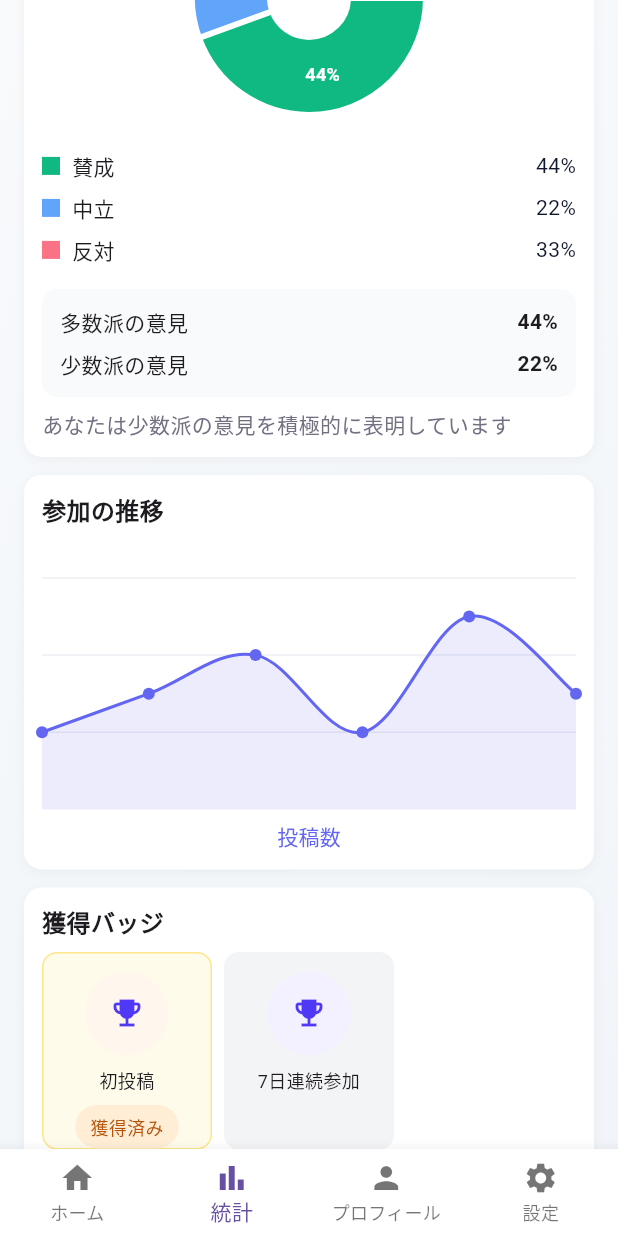
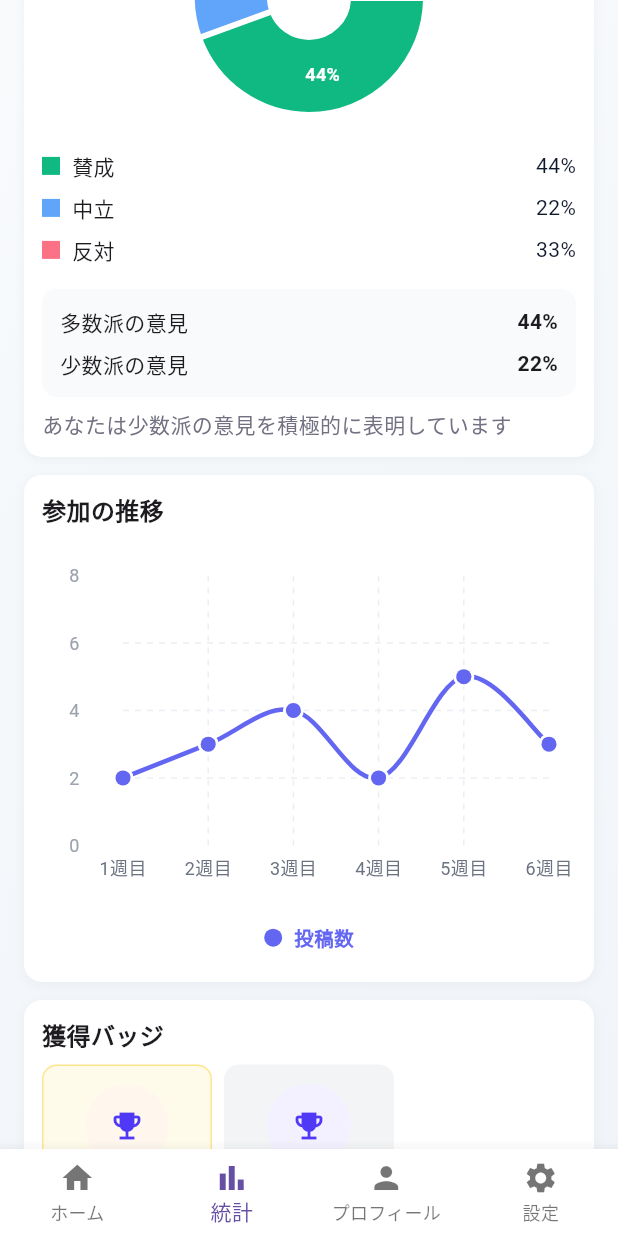
Before and after one commit to oto1720/2025_tyarekyara, a Flutter app: the StatisticPage screen opened by its route, scrolled down 576 dp, on a phone screen of 412 x 824 dp. Run offline on Flutter 3.47's test engine with Material 3 defaults, Android fonts, the phone set to English and light mode, and no system bars; drawn by our look-alikes of fl_chart; our stand-ins replace cloud_firestore, firebase_auth, firebase_core, firebase_storage, flutter_dotenv, flutter_local_notifications and 7 more; accounts and stored records are empty.

Commit message:
[style]UIをfigmaに寄せた

```diff
--- a/lib/feature/statistics/presentation/widgets/diversity_score_card.dart
+++ b/lib/feature/statistics/presentation/widgets/diversity_score_card.dart
@@ -55,7 +55,7 @@ class DiversityScoreCardImpl extends StatelessWidget {
             child: LinearProgressIndicator(
               minHeight: 10,
               value: pct,
-              color: const Color(0xFF4F39F6),
+              color: const Color.fromARGB(255, 0, 0, 0),
               backgroundColor: const Color(0xFFE6E6ED),
             ),
           ),
--- a/lib/feature/statistics/presentation/widgets/participation_trend_card.dart
+++ b/lib/feature/statistics/presentation/widgets/participation_trend_card.dart
@@ -31,12 +31,10 @@ class ParticipationTrendCardImpl extends StatelessWidget {
             '参加の推移',
             style: TextStyle(fontSize: 16, fontWeight: FontWeight.bold),
           ),
-          const SizedBox(height: 8),
+          // Increase spacing between title and chart for better separation
+          const SizedBox(height: 32),
           TrendLineChartImpl(points: pts),
           const SizedBox(height: 8),
-          const Center(
-            child: Text('投稿数', style: TextStyle(color: Color(0xFF6366F1))),
-          ),
         ],
       ),
     );
--- a/lib/feature/statistics/presentation/widgets/trend_line_chart.dart
+++ b/lib/feature/statistics/presentation/widgets/trend_line_chart.dart
@@ -18,36 +18,170 @@ class TrendLineChartImpl extends StatelessWidget {
         ? pts.reduce((a, b) => a > b ? a : b).toDouble()
         : 10.0;
 
-    return SizedBox(
-      height: 180,
+    // Prefer fixed 0..8 ticks (8,6,4,2,0). If data exceeds 8, expand the range.
+    final chartMax = maxY > 8.0 ? (maxY + 2.0) : 8.0;
+
+    final lineColor = const Color(0xFF6366F1);
+
+    return Column(
+      mainAxisSize: MainAxisSize.min,
+      children: [
+        Center(
+          child: ConstrainedBox(
+            constraints: const BoxConstraints(maxWidth: 360),
+            child: SizedBox(
+              // Increase height to make the chart closer to square
+              height: 220,
+              // Limit width so the chart doesn't stretch too wide on large screens
+              width: 320,
               child: LineChart(
               LineChartData(
+                // Change tooltip text color to white and use the line color as
+                // tooltip background so the white text is readable.
+                lineTouchData: LineTouchData(
+                  handleBuiltInTouches: true,
+                  touchTooltipData: LineTouchTooltipData(
+                    getTooltipItems: (spots) {
+                      return spots.map((spot) {
+                        return LineTooltipItem(
+                          '${spot.y.toInt()}',
+                          const TextStyle(color: Colors.white, fontWeight: FontWeight.bold),
+                        );
+                      }).toList();
+                    },
+                  ),
+                ),
               gridData: FlGridData(
                 show: true,
-            drawVerticalLine: false,
-            getDrawingHorizontalLine: (value) {
-              return FlLine(color: const Color(0xFFEBEEF2), strokeWidth: 1);
+                drawVerticalLine: true,
+                // Draw vertical grid only at integer x (week) positions.
+                verticalInterval: 1,
+                getDrawingHorizontalLine: (value) => FlLine(
+                  color: const Color(0xFFEBEEF2),
+                  strokeWidth: 1,
+                  dashArray: [4, 4],
+                ),
+                getDrawingVerticalLine: (value) {
+                  // Only draw at integer positions (week markers). For intermediate
+                  // positions, return a transparent line so nothing is drawn.
+                  if (value % 1 != 0) {
+                    return const FlLine(color: Colors.transparent, strokeWidth: 0);
+                  }
+                  return FlLine(
+                    color: const Color(0xFFEBEEF2),
+                    strokeWidth: 1,
+                    dashArray: [4, 4],
+                  );
                 },
               ),
-          titlesData: FlTitlesData(show: false),
+              titlesData: FlTitlesData(
+                leftTitles: AxisTitles(
+                  sideTitles: SideTitles(
+                    showTitles: true,
+                    // Use 4 intervals so ticks become chartMax/4 apart. For chartMax==8 -> interval=2
+                    interval: chartMax / 4,
+                    reservedSize: 36,
+                    getTitlesWidget: (value, meta) {
+                      // When chartMax is 8 we expect ticks 0,2,4,6,8 — show integers only
+                      if (chartMax == 8.0) {
+                        if (value % 2 == 0) {
+                          return Text(
+                            value.toInt().toString(),
+                            style: const TextStyle(
+                              color: Color(0xFF9CA3AF),
+                              fontSize: 12,
+                            ),
+                          );
+                        }
+                        return const SizedBox.shrink();
+                      }
+
+                      return Text(
+                        value.toInt().toString(),
+                        style: const TextStyle(
+                          color: Color(0xFF9CA3AF),
+                          fontSize: 12,
+                        ),
+                      );
+                    },
+                  ),
+                ),
+                bottomTitles: AxisTitles(
+                  sideTitles: SideTitles(
+                    showTitles: true,
+                    reservedSize: 40,
+                    getTitlesWidget: (value, meta) {
+                      final idx = value.toInt();
+                      if (idx < 0 || idx >= pts.length) return const SizedBox.shrink();
+                      return Padding(
+                        padding: const EdgeInsets.only(top: 6.0),
+                        child: Text(
+                          '${idx + 1}週目',
+                          style: const TextStyle(
+                            color: Color(0xFF6B7280),
+                            fontSize: 12,
+                          ),
+                        ),
+                      );
+                    },
+                    interval: 1,
+                  ),
+                ),
+                topTitles: AxisTitles(sideTitles: SideTitles(showTitles: false)),
+                rightTitles: AxisTitles(sideTitles: SideTitles(showTitles: false)),
+              ),
               borderData: FlBorderData(show: false),
               lineBarsData: [
                 LineChartBarData(
                   spots: spots,
                   isCurved: true,
-              color: const Color(0xFF6366F1),
-              barWidth: 2,
-              dotData: FlDotData(show: true),
-              belowBarData: BarAreaData(
+                  color: lineColor,
+                  barWidth: 3,
+                  dotData: FlDotData(
                     show: true,
-                color: const Color(0xFF6366F1).withOpacity(0.12),
+                    getDotPainter: (spot, percent, bar, index) => FlDotCirclePainter(
+                      radius: 5,
+                      color: lineColor,
+                      strokeWidth: 2,
+                      strokeColor: Colors.white,
+                    ),
+                  ),
+
+                  belowBarData: BarAreaData(show: false),
+                ),
+              ],
+              minY: 0,
+              maxY: chartMax,
+            ),
+          ),
+            ),
+          ),
+        ),
+        const SizedBox(height: 12),
+        // Legend centered like the design
+        Row(
+          mainAxisAlignment: MainAxisAlignment.center,
+          children: [
+            Container(
+              width: 12,
+              height: 12,
+              decoration: BoxDecoration(
+                color: lineColor,
+                shape: BoxShape.circle,
+              ),
+            ),
+            const SizedBox(width: 8),
+            const Text(
+              '投稿数',
+              style: TextStyle(
+                color: Color(0xFF6366F1),
+                fontSize: 13,
+                fontWeight: FontWeight.w600,
               ),
             ),
           ],
-          minY: 0,
-          maxY: maxY + 2,
         ),
-      ),
+      ],
     );
   }
 }
```
Lines whose indentation alone changed are shown as unchanged.
